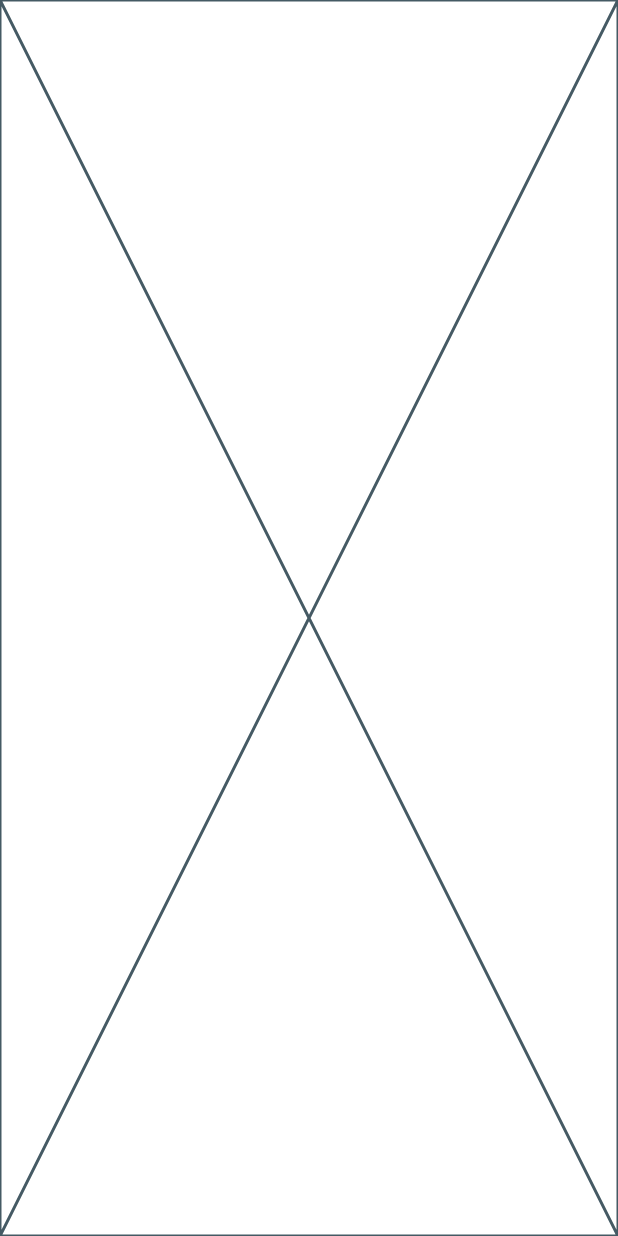
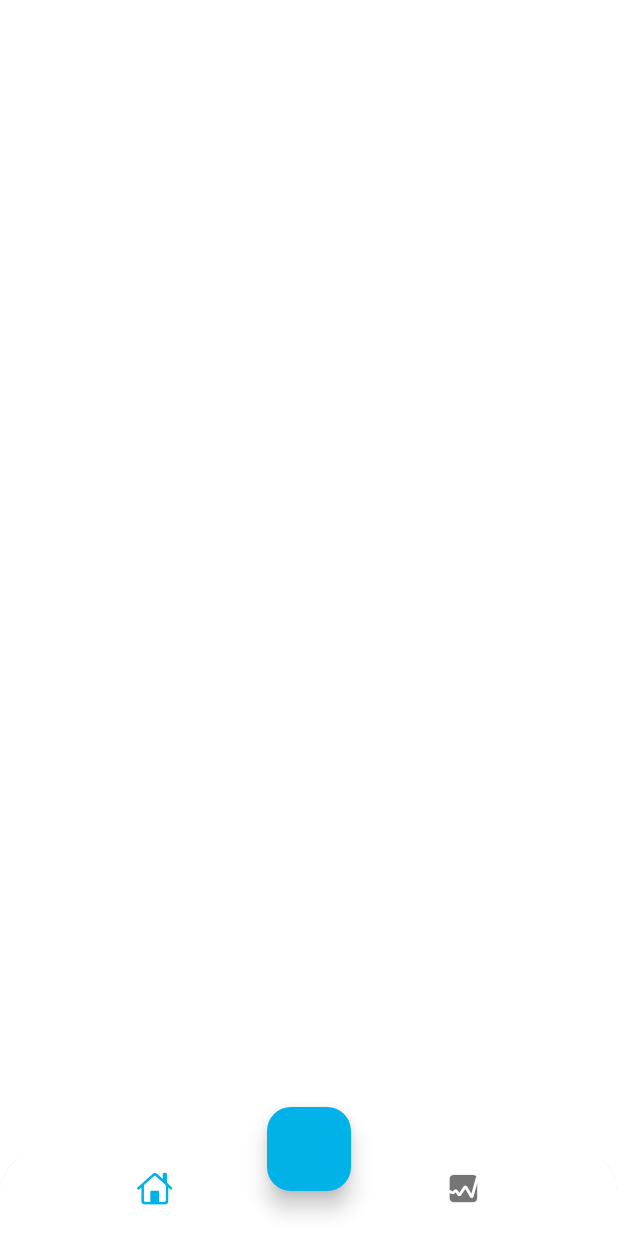
Before and after one commit to StaticBuilder/PERSONAL_FINANCE_TRACKER, a Flutter app: the screen it shows after launch, on a phone screen of 412 x 824 dp. Run offline on Flutter 3.47's test engine with Material 3 defaults, Android fonts, the phone set to English and light mode, and no system bars.

Commit message:
HomeScreen Home, Stats and floating icons set up

```diff
--- a/finance_tracker_app/lib/screens/home/views/home_screen.dart
+++ b/finance_tracker_app/lib/screens/home/views/home_screen.dart
@@ -1,3 +1,4 @@
+import 'package:flutter/cupertino.dart';
 import 'package:flutter/material.dart';
 
 class HomeScreen extends StatelessWidget {
@@ -5,6 +6,32 @@ class HomeScreen extends StatelessWidget {
 
   @override
   Widget build(BuildContext context) {
-    return const Placeholder();
+    return Scaffold(
+      appBar: AppBar(),
+      bottomNavigationBar: ClipRRect(
+        borderRadius: const BorderRadius.vertical(
+          top: Radius.circular(30)
+        ),
+        child: BottomNavigationBar(
+          backgroundColor: Colors.white,
+          showSelectedLabels: false,
+          showUnselectedLabels: false,
+          elevation: 3,
+          items: const [
+            BottomNavigationBarItem(
+              icon: Icon(CupertinoIcons.home),
+              label: 'Home'
+            ),
+            BottomNavigationBarItem(
+              icon: Icon(CupertinoIcons.graph_square_fill),
+              label: 'Stats'
+            ),
+          ]
+
+        ),
+      ),
+      floatingActionButtonLocation: FloatingActionButtonLocation.centerDocked,
+      floatingActionButton: FloatingActionButton(onPressed: () {})
+    );
   }
 }
--- a/finance_tracker_app/pubspec.yaml
+++ b/finance_tracker_app/pubspec.yaml
@@ -9,6 +9,8 @@ environment:
 dependencies:
   flutter:
     sdk: flutter
+  cupertino_icons: ^1.0.8
+
 
 dev_dependencies:
   flutter_test:
```
Also changed, not shown: finance_tracker_app/pubspec.lock.
